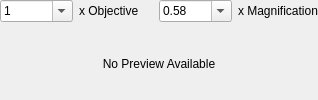
First picture: the form in ui/video_window.ui, repository alchem0x2A/SGI, before the edit.
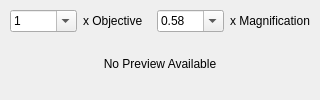
Second picture: the form after the edit. Custom widgets are drawn as their Qt base class.

Commit message: update round-robin resizing function

Patch:
```diff
--- a/ui/video_window.ui
+++ b/ui/video_window.ui
@@ -21,16 +21,16 @@
   </property>
   <layout class="QGridLayout" name="gridLayout_2">
    <property name="leftMargin">
-    <number>0</number>
+    <number>10</number>
    </property>
    <property name="topMargin">
-    <number>0</number>
+    <number>10</number>
    </property>
    <property name="rightMargin">
-    <number>0</number>
+    <number>10</number>
    </property>
    <property name="bottomMargin">
-    <number>0</number>
+    <number>10</number>
    </property>
    <item row="0" column="0">
     <layout class="QGridLayout" name="gridLayout">
```
The commit also changes 1 other file.
